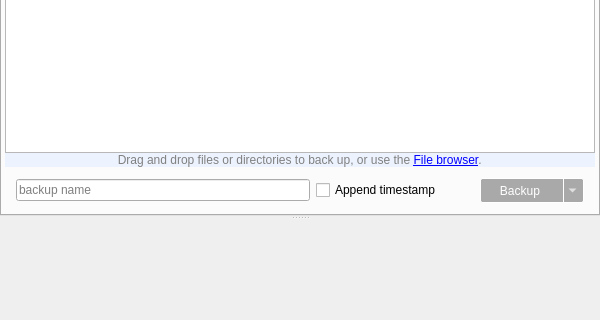
Before: the Qt Designer form forms/mainwindow.ui in Tarsnap/tarsnap-gui, drawn with Qt 5; both pictures show x 0 to 600 and y 166 to 486 of the 600 by 600 pixel window.
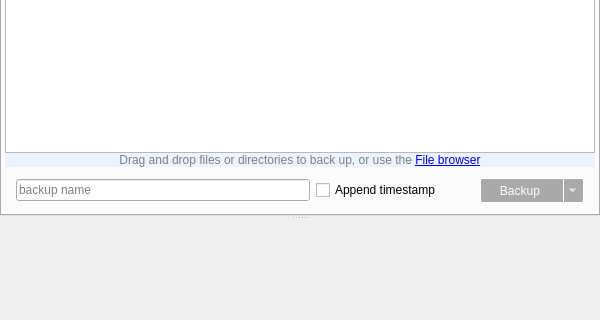
After: the same form once the commit is applied. Icons and pictures are not drawn. Custom widgets are drawn as their Qt base class.

Commit message: Continue add key shortcuts to action tooltips.

What changed in the file:
```diff
--- a/forms/mainwindow.ui
+++ b/forms/mainwindow.ui
@@ -195,7 +195,7 @@
 }</string>
              </property>
              <property name="text">
-              <string>&lt;html&gt;&lt;head/&gt;&lt;body&gt;&lt;p&gt;&lt;span style=&quot; font-style:normal;&quot;&gt;Drag and drop files or directories to back up, or use the &lt;/span&gt;&lt;a href=&quot;.&quot;&gt;&lt;span style=&quot; font-style:normal; text-decoration: underline; color:#0000ff;&quot;&gt;File browser&lt;/span&gt;&lt;/a&gt;.&lt;/p&gt;&lt;/body&gt;&lt;/html&gt;</string>
+              <string>&lt;html&gt;&lt;head/&gt;&lt;body&gt;&lt;p&gt;&lt;span style=&quot; font-style:normal;&quot;&gt;Drag and drop files or directories to back up, or use the &lt;/span&gt;&lt;a href=&quot;.&quot;&gt;&lt;span style=&quot; font-style:normal; text-decoration: underline; color:#0000ff;&quot;&gt;File browser&lt;/span&gt;&lt;/a&gt;&lt;/p&gt;&lt;/body&gt;&lt;/html&gt;</string>
              </property>
              <property name="textFormat">
               <enum>Qt::RichText</enum>
```
Left out of the diff: 49 changed lines with no effect on the pictures. The commit also changes 2 other files.
